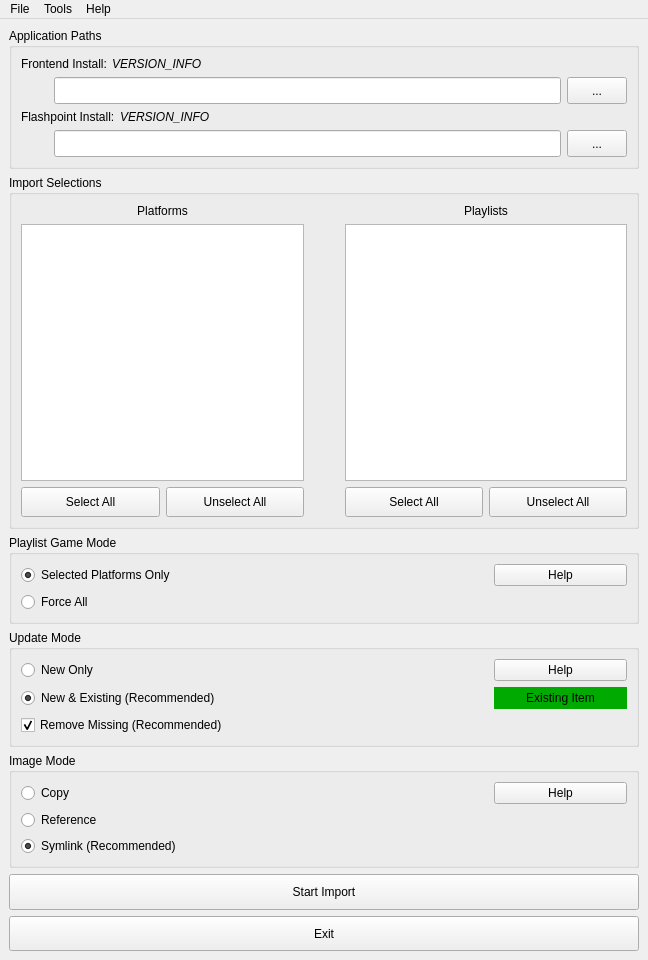
Before: the Qt Designer form res/mainwindow.ui in oblivioncth/FIL, drawn with Qt 5.
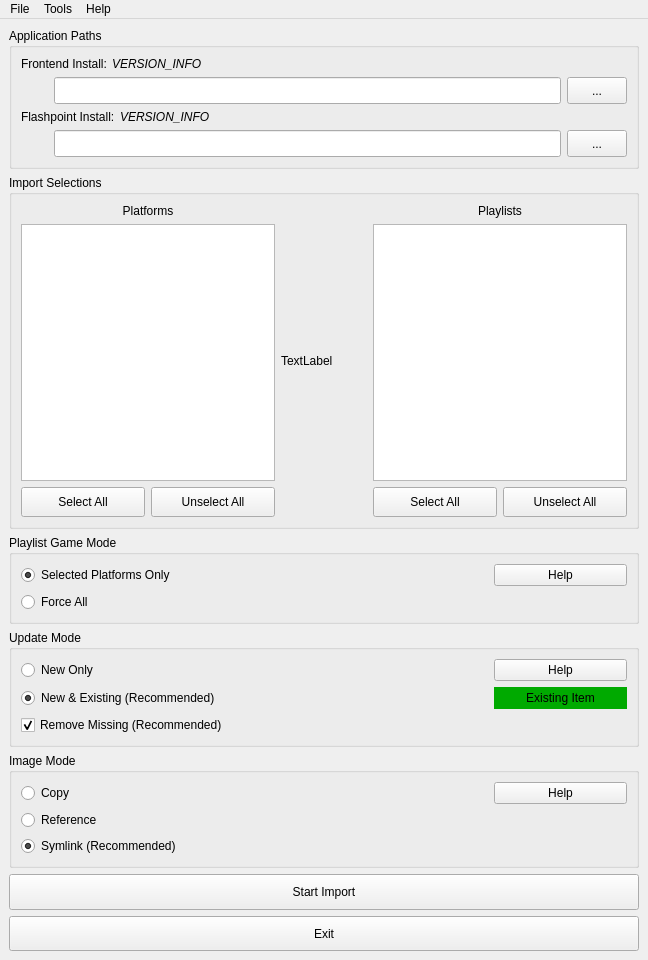
After: the same form once the commit is applied. Icons and pictures are not drawn.

Commit message: Change mainwindow references to LaunchBox to frontend

```diff
--- a/res/mainwindow.ui
+++ b/res/mainwindow.ui
@@ -344,6 +344,13 @@
          </item>
         </layout>
        </item>
+       <item>
+        <widget class="QLabel" name="label">
+         <property name="text">
+          <string>TextLabel</string>
+         </property>
+        </widget>
+       </item>
        <item>
         <spacer name="horizontalSpacer">
          <property name="orientation">
```
The commit also changes 2 other files.
